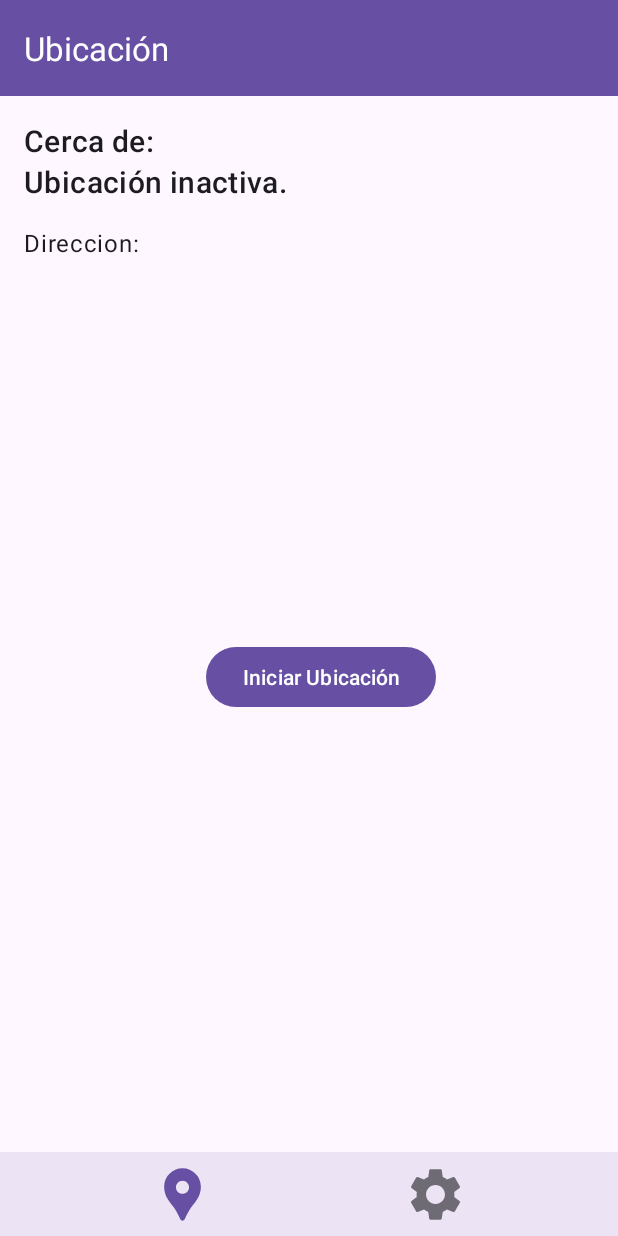
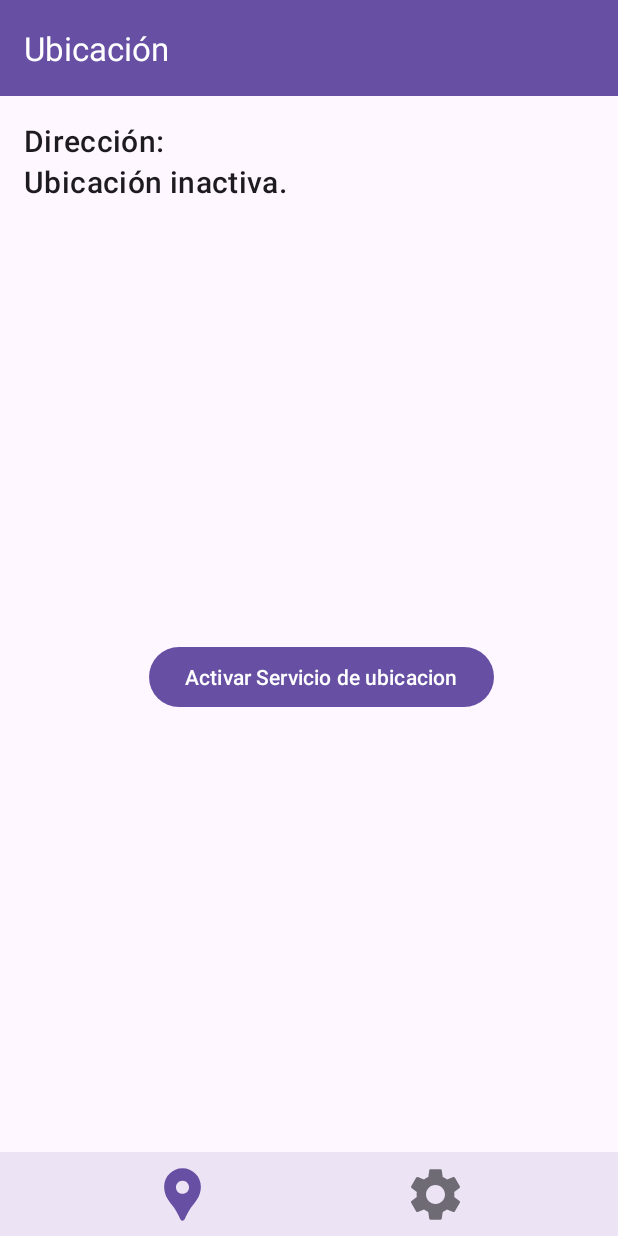
Before and after one commit to infolimbert/Aquisito_v1, an Android app: the screen it shows after launch (MainActivity), on a phone screen of 412 x 824 dp. Run offline under Robolectric (Android 15) with nearby library versions, the phone set to English and light mode, and no system bars; our stand-ins replace navigation-ui.

Commit message:
se implento el boton cerrar aplicacion del fragmento configuracion Evitar lectura automática y repetitiva de ubicación por el Asistente de Voz
se arreglo algunos tv para un mejor lectura del voice assitent

```diff
--- a/app/src/main/java/com/example/aquisito_1/LocationService.kt
+++ b/app/src/main/java/com/example/aquisito_1/LocationService.kt
@@ -418,9 +418,6 @@ class LocationService : Service(), TextToSpeech.OnInitListener {
 
         // 3. Comunicar el mensaje de texto al Fragmento (UI)
         broadcastLocation(streetMessage)
-
-        // 4. Actualizar la notificación con el nuevo mensaje (opcional)
-        updateNotification(streetMessage)
         lastStreetMessage = streetMessage
     }
 
--- a/app/src/main/res/layout/fragment_location.xml
+++ b/app/src/main/res/layout/fragment_location.xml
@@ -7,16 +7,17 @@
     tools:context=".ConfigFragment">
 
     <TextView
-        android:id="@+id/tvCercade"
+        android:id="@+id/tvTituloDireccion"
         android:layout_width="wrap_content"
         android:layout_height="wrap_content"
-        android:text="Cerca de:"
+        android:text="Dirección: "
         android:textAppearance="?attr/textAppearanceHeadline6"
         android:layout_marginLeft="@dimen/common_padding_default"
         android:layout_marginRight="@dimen/common_padding_default"
         android:layout_marginTop="@dimen/common_padding_default"
         app:layout_constraintStart_toStartOf="parent"
         app:layout_constraintTop_toTopOf="parent"
+        android:importantForAccessibility="no"
         />
 
     <TextView
@@ -27,25 +28,14 @@
         android:textAppearance="?attr/textAppearanceHeadline6"
         android:layout_marginLeft="@dimen/common_padding_default"
         app:layout_constraintStart_toStartOf="parent"
-        app:layout_constraintTop_toBottomOf="@id/tvCercade"
-        />
-
-    <TextView
-        android:id="@+id/tvDirection"
-        android:layout_width="wrap_content"
-        android:layout_height="wrap_content"
-        android:text="Direccion: "
-        android:layout_marginTop="@dimen/common_padding_default"
-        android:textAppearance="?attr/textAppearanceBody1"
-        app:layout_constraintStart_toStartOf="@id/tvLocation"
-        app:layout_constraintTop_toBottomOf="@id/tvLocation"
+        app:layout_constraintTop_toBottomOf="@id/tvTituloDireccion"
         />
 
     <Button
         android:id="@+id/btnEnableGps"
         android:layout_width="wrap_content"
         android:layout_height="wrap_content"
-        android:text="activar servicio de GPS"
+        android:text="activar Servicio"
         app:layout_constraintTop_toBottomOf="@id/tvLocation"
         app:layout_constraintStart_toStartOf="@id/tvLocation"
         app:layout_constraintEnd_toEndOf="parent"
--- a/app/src/main/res/values/strings.xml
+++ b/app/src/main/res/values/strings.xml
@@ -8,6 +8,6 @@
     <string name="cancel">cancel</string>
     <string name="permission_location_rationale_title">Permiso de ubicación necesario</string>
     <string name="permission_location_rationale_message">Aquisito necesita acceder a tu ubicación para proporcionar navegación asistida en tiempo real. Por favor, concede el permiso para continuar.</string>
-    <string name="start_location_tracking">Iniciar Ubicación</string>
-    <string name="stop_location_tracking">Detener Ubicación</string>
+    <string name="start_location_tracking">Activar Servicio de ubicacion</string>
+    <string name="stop_location_tracking">Detener Servicio de ubicacion</string>
 </resources>
```
Also changed, not shown: app/src/main/java/com/example/aquisito_1/ConfigFragment.kt (+22 -0 lines), app/src/main/res/layout/fragment_config.xml (+12 -4 lines).
